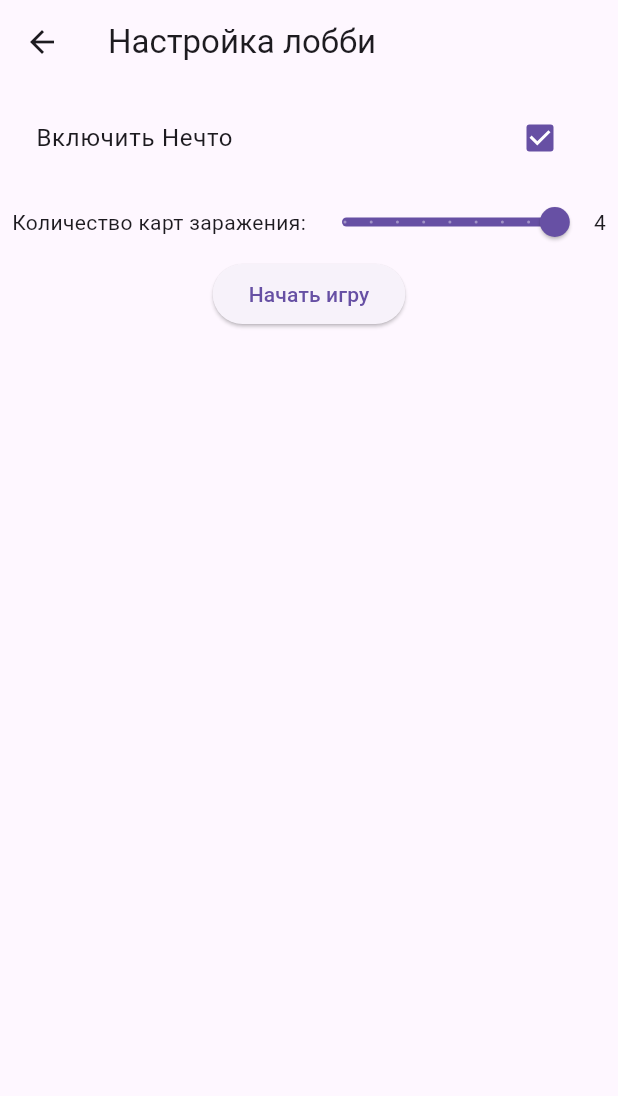
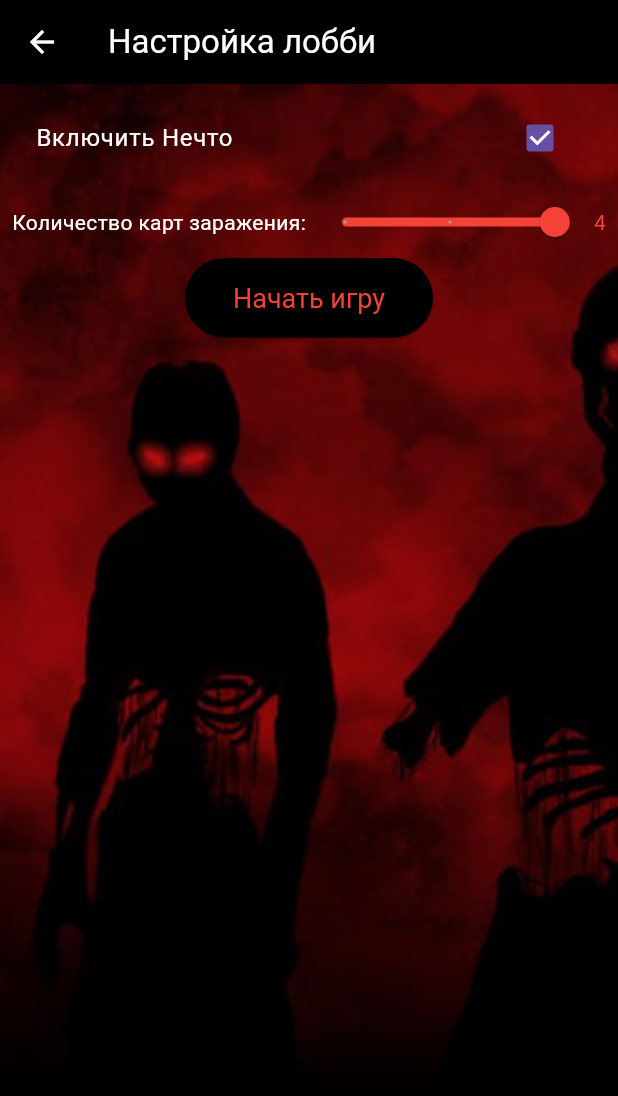
Before and after one commit to Fact154/infected, a Flutter app: the screen it shows after launch, after a tap on "Начать игру", on a phone screen of 412 x 824 dp. Shown: the top 1096 px of the screen. Run offline on Flutter 3.47's test engine with Material 3 defaults, Android fonts, the phone set to English and light mode, and no system bars; our stand-ins replace shared_preferences; missing offline and left inert: flutter_pdfview.

Commit message:
Добавил фон и цвета кнопок

```diff
--- a/lib/main.dart
+++ b/lib/main.dart
@@ -2,6 +2,7 @@ import 'package:flutter/material.dart';
 // import 'game_logic/game_manager.dart';
 import 'ui/screens/manual_screen.dart';
 import 'ui/screens/setting_screen.dart';
+
 void main() {
   runApp(MyApp());
 }
@@ -19,17 +20,32 @@ class HomeScreen extends StatelessWidget {
   @override
   Widget build(BuildContext context) {
     return Scaffold(
-      appBar: AppBar(title: const Text("Нечто")),
-      body: Center(
+      appBar: AppBar(title: const Text("Нечто"),
+        backgroundColor: Colors.black,
+        foregroundColor: Colors.red, ),
+      body: Container(  // Заменяем Center на Container
+        decoration: const BoxDecoration(
+          image: DecorationImage(
+            image: AssetImage("assets/background.jpg"), // Путь к вашему фоновому изображению
+            fit: BoxFit.cover, // Или другой способ масштабирования
+          ),
+        ),
+        child: Center(
           child: Column(
             mainAxisAlignment: MainAxisAlignment.center,
             children: <Widget>[
               Text(
                 "Нечто",
-              style: TextStyle(fontSize: 24, fontWeight: FontWeight.bold),
+                style: TextStyle(fontSize: 24, fontWeight: FontWeight.bold, color: Colors.red), // Изменил цвет текста
               ),
               SizedBox(height: 32),
               ElevatedButton(
+                style: ElevatedButton.styleFrom(
+                  backgroundColor: Colors.black, // Фон кнопки в черный
+                  foregroundColor: Colors.red, // Текст кнопки в красный
+                  textStyle: TextStyle(fontSize: 18), // Optional: Customize button text style
+                  padding: EdgeInsets.symmetric(horizontal: 32, vertical: 16), // Optional: Customize button padding
+                ),
                 onPressed: () {
                   Navigator.push(
                     context,
@@ -40,6 +56,12 @@ class HomeScreen extends StatelessWidget {
               ),
               SizedBox(height: 16),
               ElevatedButton(
+                style: ElevatedButton.styleFrom(
+                  backgroundColor: Colors.black, // Фон кнопки в черный
+                  foregroundColor: Colors.red, // Текст кнопки в красный
+                  textStyle: TextStyle(fontSize: 18), // Optional: Customize button text style
+                  padding: EdgeInsets.symmetric(horizontal: 32, vertical: 16), // Optional: Customize button padding
+                ),
                 onPressed: () {
                   Navigator.push(
                     context,
@@ -51,69 +73,7 @@ class HomeScreen extends StatelessWidget {
             ],
           ),
         ),
+      ),
     );
   }
 }
-
-// class GameScreen extends StatefulWidget {
-//   final int playerCount;
-//   GameScreen({required this.playerCount});
-
-//   @override
-//   _GameScreenState createState() => _GameScreenState();
-// }
-
-// class _GameScreenState extends State<GameScreen> {
-//   late GameManager game;
-
-//   @override
-//   void initState() {
-//     super.initState();
-//     game = GameManager(widget.playerCount);
-//   }
-
-//   @override
-//   Widget build(BuildContext context) {
-//     return Scaffold(
-//       appBar: AppBar(title: Text("Игра")),
-//       body: Column(
-//         children: [
-//           Text("Текущий игрок: ${game.getCurrentPlayer().name}"),
-//           Expanded(
-//             child: ListView.builder(
-//               itemCount: game.players.length,
-//               itemBuilder: (context, index) {
-//                 var player = game.players[index];
-//                 return ListTile(
-//                   title: Text(player.name),
-//                   subtitle: Text("Карт: ${player.hand.length}, ${player.isAlive ? 'жив' : 'мёртв'}"),
-//                 );
-//               },
-//             ),
-//           ),
-//           Row(
-//             mainAxisAlignment: MainAxisAlignment.spaceEvenly,
-//             children: [
-//               ElevatedButton(
-//                 onPressed: () {
-//                   setState(() {
-//                     game.drawAndProcessCard(game.getCurrentPlayer());
-//                   });
-//                 },
-//                 child: Text("Взять карту"),
-//               ),
-//               ElevatedButton(
-//                 onPressed: () {
-//                   setState(() {
-//                     game.nextTurn();
-//                   });
-//                 },
-//                 child: Text("Следующий ход"),
-//               ),
-//             ],
-//           ),
-//         ],
-//       ),
-//     );
-//   }
-// }
--- a/lib/ui/screens/game_screen.dart
+++ b/lib/ui/screens/game_screen.dart
@@ -50,12 +50,20 @@ class _GameScreenState extends State<GameScreen> {
       appBar: AppBar(title: const Text("Игра")),
       body: Stack(
         children: [
+          Container( // Фон
+            decoration: const BoxDecoration(
+              image: DecorationImage(
+                image: AssetImage("assets/background.jpg"), // Ваша картинка
+                fit: BoxFit.cover, // Масштабирование
+              ),
+            ),
+          ),
           // Основной контент (список игроков и кнопки)
           Column(
             children: [
               Text(
                 "Текущий игрок: ${game.getCurrentPlayer().name}",
-                style: const TextStyle(fontSize: 18, fontWeight: FontWeight.bold),
+                style: const TextStyle(fontSize: 18, fontWeight: FontWeight.bold, ),
               ),
               const SizedBox(height: 10),
               // Отображение списка игроков
@@ -78,6 +86,12 @@ class _GameScreenState extends State<GameScreen> {
                 mainAxisAlignment: MainAxisAlignment.spaceEvenly,
                 children: [
                   ElevatedButton(
+                    style: ElevatedButton.styleFrom(
+                      backgroundColor: Colors.black, // Фон кнопки черный
+                      foregroundColor: Colors.red, // Текст кнопки красный
+                      textStyle: TextStyle(fontSize: 18), // Optional: Customize button text style
+                      padding: EdgeInsets.symmetric(horizontal: 32, vertical: 16), // Optional: Customize button padding
+                    ),
                     onPressed: () {
                       setState(() {
                         game.drawAndProcessCard(game.getCurrentPlayer());
@@ -86,6 +100,12 @@ class _GameScreenState extends State<GameScreen> {
                     child: const Text("Взять карту"),
                   ),
                   ElevatedButton(
+                    style: ElevatedButton.styleFrom(
+                      backgroundColor: Colors.black, // Фон кнопки черный
+                      foregroundColor: Colors.red, // Текст кнопки красный
+                      textStyle: TextStyle(fontSize: 18), // Optional: Customize button text style
+                      padding: EdgeInsets.symmetric(horizontal: 32, vertical: 16), // Optional: Customize button padding
+                    ),
                     onPressed: () {
                       setState(() {
                         game.nextTurn();
--- a/lib/ui/screens/setting_screen.dart
+++ b/lib/ui/screens/setting_screen.dart
@@ -9,7 +9,7 @@ class SettingsScreen extends StatefulWidget {
 
 class _SettingsScreenState extends State<SettingsScreen> {
   bool _notificationsEnabled = true; // Инициализация по умолчанию
-  int _Seak_cards = 4;        // Инициализация по умолчанию
+  int _Seak_cards = 4; // Инициализация по умолчанию
 
   @override
   void initState() {
@@ -34,13 +34,28 @@ class _SettingsScreenState extends State<SettingsScreen> {
   @override
   Widget build(BuildContext context) {
     return Scaffold(
-      appBar: AppBar(title: const Text("Настройка лобби")),
-      body: Padding(
+      appBar: AppBar(
+        title: const Text("Настройка лобби"),
+        backgroundColor: Colors.black, // Фон AppBar
+        foregroundColor: Colors.white, // Цвет текста AppBar
+      ),
+      body: Container(  // Добавляем Container для фона
+        decoration: const BoxDecoration(
+          image: DecorationImage(
+            image: AssetImage("assets/background.jpg"), // Путь к вашему фону
+            fit: BoxFit.cover, // Как картинка должна отображаться
+          ),
+        ),
+        child: Padding( // Оборачиваем содержимое Padding
           padding: const EdgeInsets.all(8.0),
           child: Column(
             children: <Widget>[
               CheckboxListTile(
-              title: const Text("Включить Нечто"),
+                title:
+                const Text(
+                  "Включить Нечто",
+                  style: TextStyle(color: Colors.white), // Красный цвет текста
+                ),
                 value: _notificationsEnabled,
                 onChanged: (bool? value) {
                   setState(() {
@@ -48,18 +63,23 @@ class _SettingsScreenState extends State<SettingsScreen> {
                     _saveSettings();
                   });
                 },
+                tileColor: Colors.black.withOpacity(0.5),
+                // Прозрачный фон для ListTile
               ),
               const SizedBox(height: 4),
               Row(
                 children: <Widget>[
-                const Text("Количество карт заражения:"),
+                  const Text(
+                    "Количество карт заражения:",
+                    style: TextStyle(color: Colors.white), // Красный цвет текста
+                  ),
                   Expanded(
                     child: Slider(
                       value: _Seak_cards.toDouble(),
                       min: 2,
                       max: 4,
-                    divisions: 8,
-                    label: _Seak_cards.round().toString(),
+                      divisions: 2, // Исправлено количество divisions
+                      label: _Seak_cards.toString(),
                       onChanged: (double value) {
                         setState(() {
                           _Seak_cards = value.round();
@@ -68,20 +88,35 @@ class _SettingsScreenState extends State<SettingsScreen> {
                       onChangeEnd: (double value) {
                         _saveSettings(); // Save when sliding is done
                       },
+                      activeColor: Colors.red, // Цвет активной части слайдера
+                      inactiveColor: Colors.grey, // Цвет неактивной части слайдера
                     ),
                   ),
-                Text(_Seak_cards.round().toString()),
+                  Text(
+                    _Seak_cards.toString(),
+                    style: TextStyle(color: Colors.red), // Красный цвет текста
+                  ),
                 ],
               ),
               ElevatedButton(
+                style: ElevatedButton.styleFrom(
+                  backgroundColor: Colors.black, // Фон кнопки черный
+                  foregroundColor: Colors.red, // Текст кнопки красный
+                  textStyle: TextStyle(fontSize: 18), // Optional: Customize button text style
+                  padding: EdgeInsets.symmetric(horizontal: 32, vertical: 16), // Optional: Customize button padding
+                ),
                 onPressed: () {
                   Navigator.push(
                       context,
-              MaterialPageRoute(builder: (context) => GameScreen(playerCount: _Seak_cards, alien: _notificationsEnabled))
-          );
+                      MaterialPageRoute(
+                          builder: (context) => GameScreen(
+                              playerCount: _Seak_cards,
+                              alien: _notificationsEnabled)));
                 },
-        child: const Text("Начать игру"),)
+                child: const Text("Начать игру"),
+              ),
             ],
+          ),
         ),
       ),
     );
```
Also changed, not shown: assets/background.jpg (added). Lines whose indentation alone changed are shown as unchanged.
